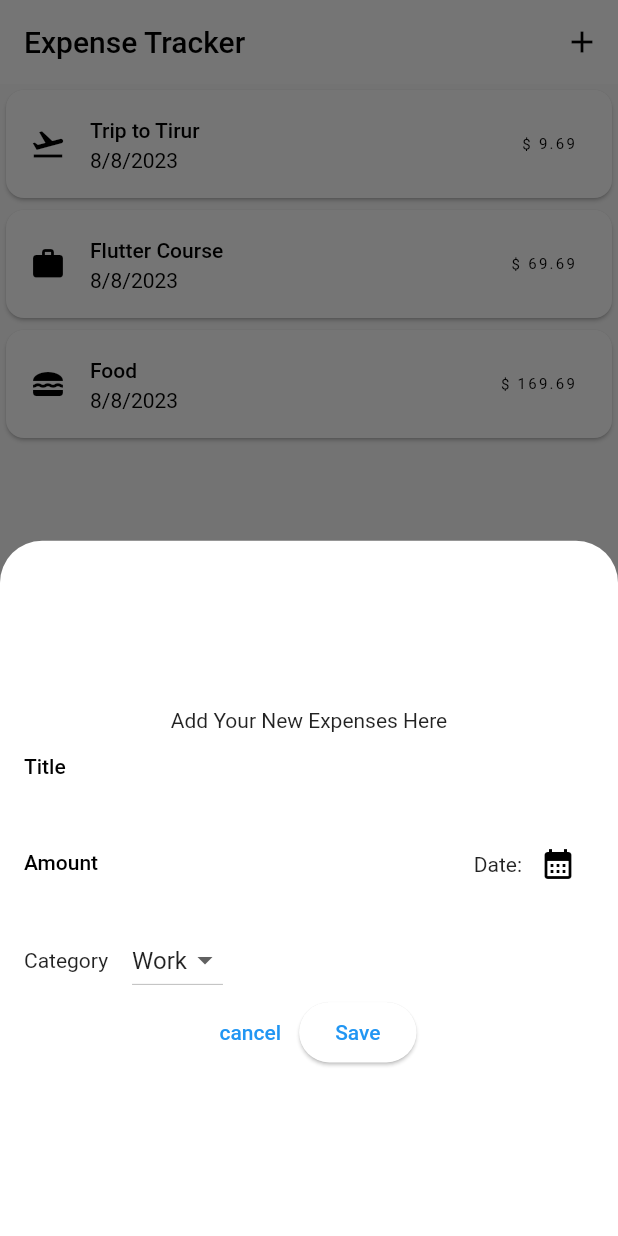
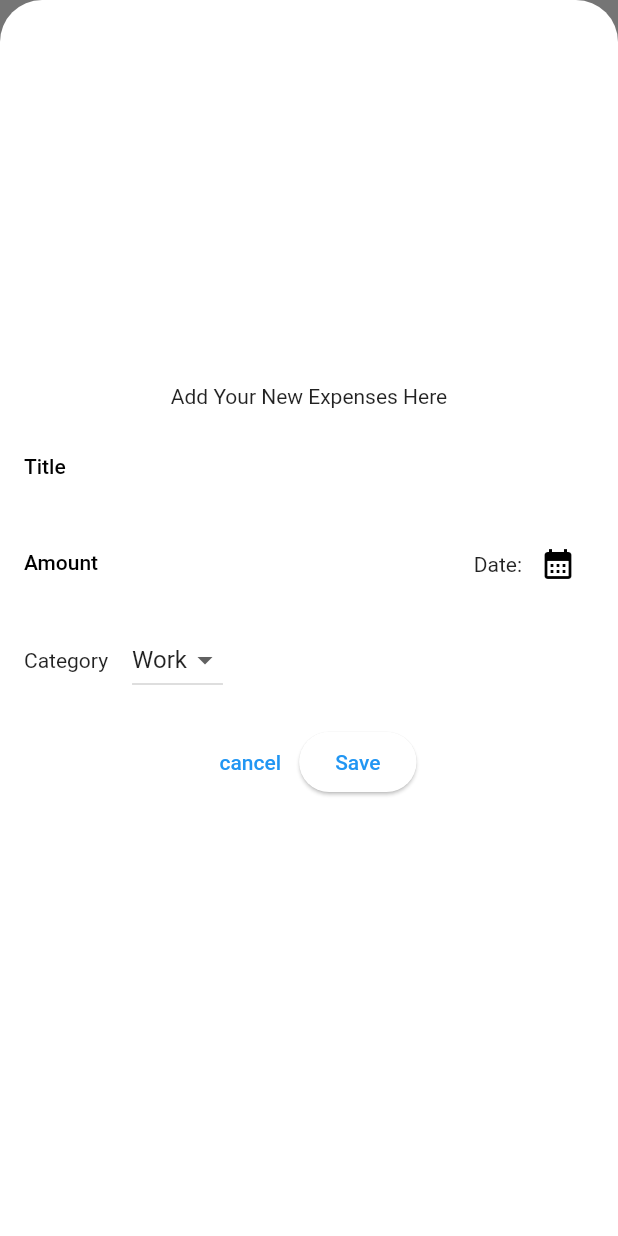
Before and after one commit to saleemsabid/expense_tracker, a Flutter app: the screen it shows after launch, after a tap on the "add" icon, on a phone screen of 412 x 824 dp. Run offline on Flutter 3.47's test engine with Material 2 defaults, Android fonts, the phone set to English and light mode, and no system bars.

```diff
--- a/lib/widgets/expenses.dart
+++ b/lib/widgets/expenses.dart
@@ -15,6 +15,12 @@ class Expenses extends StatefulWidget {
 }
 
 class _ExpensesState extends State<Expenses> {
+  void _addExpense(Expense expense) {
+    setState(() {
+      _registeredExpenses.add(expense);
+    });
+  }
+
   final List<Expense> _registeredExpenses = [
     Expense(
       title: 'Trip to Tirur',
@@ -47,8 +53,11 @@ class _ExpensesState extends State<Expenses> {
               onPressed: () {
                 setState(() {
                   showModalBottomSheet(
+                    isScrollControlled: true,
                     context: context,
-                    builder: (context) => const NewExpenseScreen(),
+                    builder: (context) => NewExpenseScreen(
+                      onAddExpense: _addExpense,
+                    ),
                   );
                 });
               },
--- a/lib/widgets/new_expense_screen.dart
+++ b/lib/widgets/new_expense_screen.dart
@@ -1,13 +1,25 @@
+import 'package:expense_tracker/models/expense.dart';
 import 'package:flutter/material.dart';
 
 class NewExpenseScreen extends StatefulWidget {
-  const NewExpenseScreen({super.key});
+  const NewExpenseScreen({super.key, required this.onAddExpense});
+
+  final void Function(Expense expense) onAddExpense;
 
   @override
   State<NewExpenseScreen> createState() => _NewExpenseScreenState();
 }
 
 class _NewExpenseScreenState extends State<NewExpenseScreen> {
+  void _submitExpenseData() {
+    widget.onAddExpense(Expense(
+      title: '',
+      amount: 15,
+      category: Category.food,
+      date: DateTime.now(),
+    ));
+  }
+
   @override
   Widget build(BuildContext context) {
     return Center(
@@ -15,9 +27,9 @@ class _NewExpenseScreenState extends State<NewExpenseScreen> {
         padding: const EdgeInsets.symmetric(vertical: 24, horizontal: 16),
         child: Column(mainAxisSize: MainAxisSize.min, children: [
           const Text('Add Your New Expenses Here'),
-          // const SizedBox(
-          //   height: 16,
-          // ),
+          const SizedBox(
+            height: 16,
+          ),
           const TextField(
             decoration: InputDecoration(label: Text('Title')),
           ),
@@ -58,19 +70,27 @@ class _NewExpenseScreenState extends State<NewExpenseScreen> {
               ], onChanged: (value) {})
             ],
           ),
-          Row(
+          Container(
+            margin: const EdgeInsets.symmetric(vertical: 20, horizontal: 30),
+            child: Row(
               mainAxisAlignment: MainAxisAlignment.center,
               children: [
                 TextButton(
-                onPressed: () {},
+                  onPressed: () {
+                    Navigator.of(context).pop();
+                  },
                   child: const Text('cancel'),
                 ),
                 ElevatedButton(
-                onPressed: () {},
+                  onPressed: _submitExpenseData,
                   child: const Text('Save'),
                 )
               ],
-          )
+            ),
+          ),
+          const SizedBox(
+            height: 16,
+          ),
         ]),
       ),
     );
```
Lines whose indentation alone changed are shown as unchanged.
